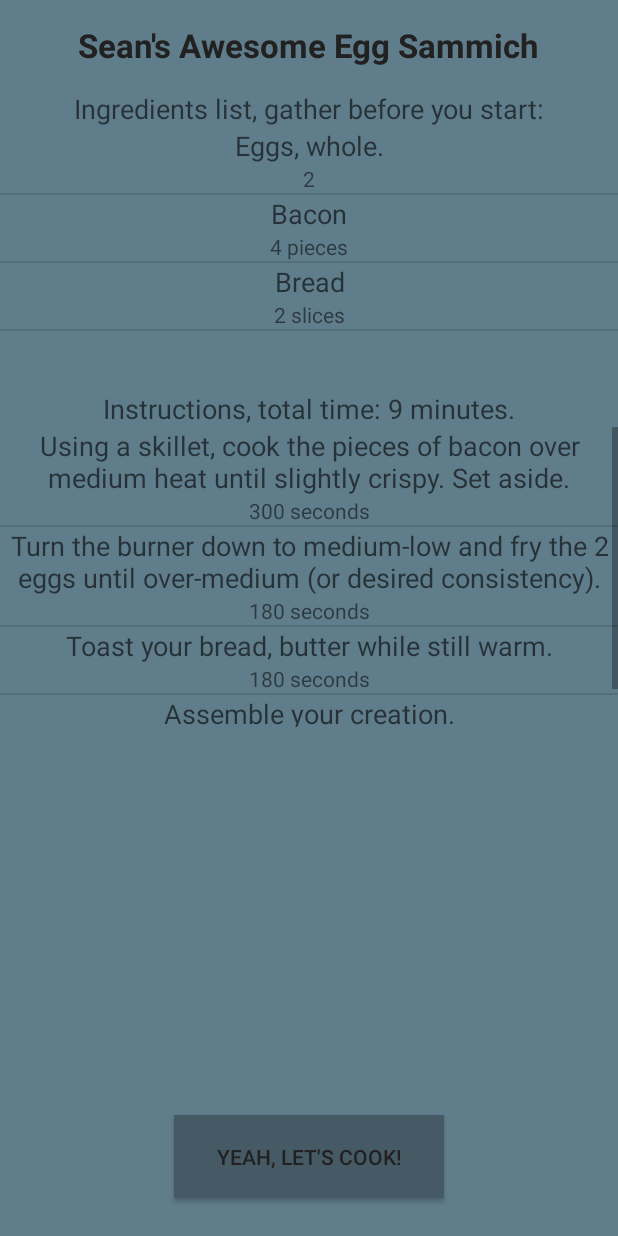
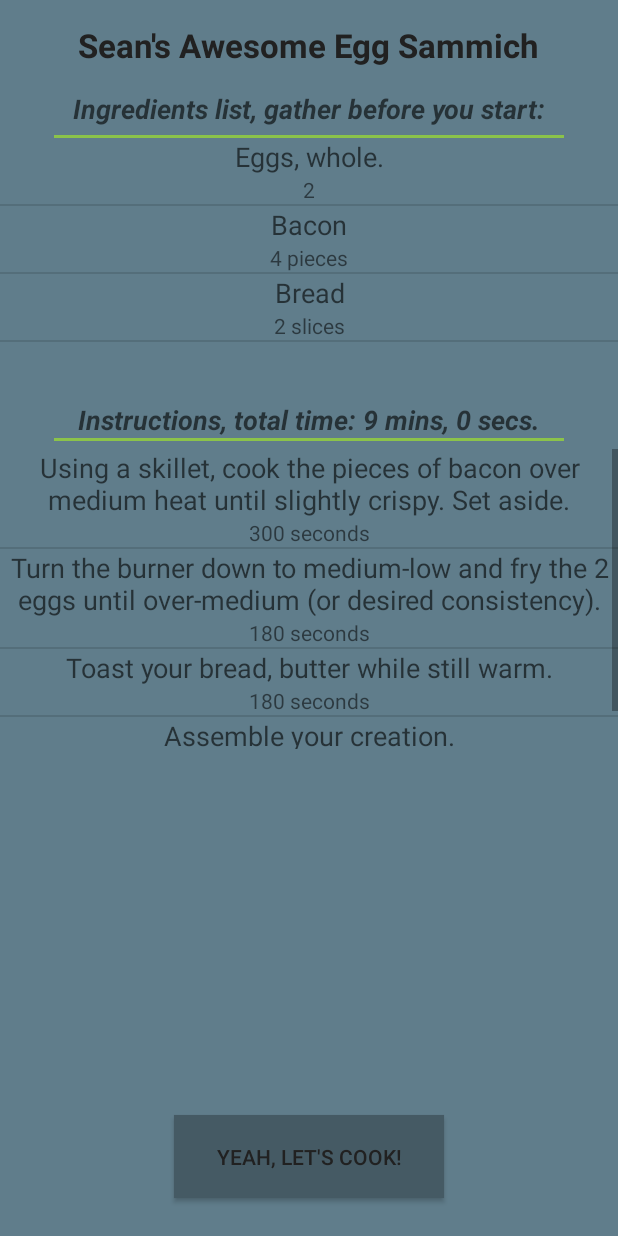
Before and after one commit to johnnyRose/insta-chef-app, an Android app: the RecipeListActivity screen opened directly, with no data from a screen before it, after a tap on "Sean's Awesome Egg Sammich", on a phone screen of 412 x 824 dp. Run offline under Robolectric (Android 15) with nearby library versions, the phone set to English and light mode, and no system bars.

Commit message:
Display, layout and style changes.

```diff
--- a/app/src/main/java/com/example/sean/instantchef/RunRecipeActivity.java
+++ b/app/src/main/java/com/example/sean/instantchef/RunRecipeActivity.java
@@ -37,10 +37,12 @@ public class RunRecipeActivity extends Activity {
         long id = extras.getLong("sean_and_john.run_recipe.info");
         RunRecipeActivity.recipe = MainActivity.recipes.get((int)id);
         secondsRemaining = RunRecipeActivity.recipe.totalRunTimeSeconds;
+        long minutes = secondsRemaining / 60;
+        long seconds = (secondsRemaining - (minutes * 60));
 
         ((TextView)findViewById(R.id.runRecipeTitleView)).setText(RunRecipeActivity.recipe.name);
         ((TextView)findViewById(R.id.recipeTotalTimeView)).setText("Instructions, total time: "
-                + Integer.toString(RunRecipeActivity.recipe.totalRunTimeSeconds / 60) + " minutes.");
+                + minutes + " mins, " + seconds + " secs.");
 
         //set up the adapters
         ingredientAdapter = new IngredientAdapter(this);
@@ -69,8 +71,11 @@ public class RunRecipeActivity extends Activity {
             countDown = new CountDownTimer(secondsRemaining * 1000, 1000) {
 
                 public void onTick(long millisUntilFinished) {
+                    long minutes = millisUntilFinished / 1000 / 60;
+                    long seconds = (millisUntilFinished - (minutes * 1000 * 60)) / 1000;
                     secondsRemaining -= 1;
-                    ((TextView)findViewById(R.id.countdownTimerView)).setText("seconds remaining: " + millisUntilFinished / 1000);
+                    ((TextView)findViewById(R.id.countdownTimerView)).setText("Time until delicious completion: "
+                            + minutes + " mins, " + seconds + " sec.");
                 }
 
                 public void onFinish() {
--- a/app/src/main/res/layout/activity_import_export.xml
+++ b/app/src/main/res/layout/activity_import_export.xml
@@ -6,10 +6,10 @@
     <LinearLayout
         android:orientation="horizontal"
         android:layout_width="340dp"
-        android:layout_height="12dp"
+        android:layout_height="3dp"
         android:layout_centerVertical="true"
         android:layout_centerHorizontal="true"
-        android:background="#ffb6b6b6"
+        android:background="#8BC34A"
         android:id="@+id/linearLayout"></LinearLayout>
 
     <RelativeLayout
--- a/app/src/main/res/layout/activity_run_recipe.xml
+++ b/app/src/main/res/layout/activity_run_recipe.xml
@@ -30,7 +30,8 @@
 
         <RelativeLayout
             android:layout_width="fill_parent"
-            android:layout_height="fill_parent">
+            android:layout_height="fill_parent"
+            android:layout_marginBottom="5dp">
 
             <TextView
                 android:layout_width="wrap_content"
@@ -39,7 +40,22 @@
                 android:text="Ingredients list, gather before you start:"
                 android:id="@+id/textView11"
                 android:layout_alignParentTop="true"
-                android:layout_centerHorizontal="true" />
+                android:layout_centerHorizontal="true"
+                android:textStyle="bold|italic" />
+        </RelativeLayout>
+
+        <RelativeLayout
+            android:layout_width="fill_parent"
+            android:layout_height="fill_parent">
+
+            <LinearLayout
+                android:orientation="horizontal"
+                android:layout_width="340dp"
+                android:layout_height="2dp"
+                android:layout_centerVertical="true"
+                android:layout_centerHorizontal="true"
+                android:background="#8BC34A"
+                android:id="@+id/linearLayout3" />
         </RelativeLayout>
 
         <ListView
@@ -60,10 +76,24 @@
                 android:text="Instructions, total time: xx minutes."
                 android:id="@+id/recipeTotalTimeView"
                 android:layout_alignParentTop="true"
-                android:layout_centerHorizontal="true" />
+                android:layout_centerHorizontal="true"
+                android:textStyle="bold|italic" />
         </RelativeLayout>
 
+        <RelativeLayout
+            android:layout_width="fill_parent"
+            android:layout_height="fill_parent"
+            android:layout_marginBottom="5dp">
 
+            <LinearLayout
+                android:orientation="horizontal"
+                android:layout_width="340dp"
+                android:layout_height="2dp"
+                android:layout_centerVertical="true"
+                android:layout_centerHorizontal="true"
+                android:background="#8BC34A"
+                android:id="@+id/linearLayout4" />
+        </RelativeLayout>
 
         <ListView
             android:layout_width="wrap_content"
@@ -80,12 +110,42 @@
         android:id="@+id/stepDisplay"
         android:visibility="gone">
 
-        <TextView
+        <RelativeLayout
+            android:layout_width="fill_parent"
+            android:layout_height="wrap_content">
+
+            <TextView
+                android:layout_width="wrap_content"
+                android:layout_height="wrap_content"
+                android:textAppearance="?android:attr/textAppearanceSmall"
+                android:text="Small Text"
+                android:id="@+id/countdownTimerView"
+                android:layout_alignParentTop="true"
+                android:layout_centerHorizontal="true"/>
+
+        </RelativeLayout>
+
+        <RelativeLayout
+            android:layout_width="fill_parent"
+            android:layout_height="wrap_content"
+            android:layout_marginBottom="5dp" >
+
+            <LinearLayout
+                android:orientation="horizontal"
+                android:layout_width="340dp"
+                android:layout_height="2dp"
+                android:layout_centerVertical="true"
+                android:layout_centerHorizontal="true"
+                android:background="#8BC34A"
+                android:id="@+id/linearLayout5"
+                android:layout_marginBottom="5dp" />
+        </RelativeLayout>
+
+        <ListView
             android:layout_width="wrap_content"
             android:layout_height="wrap_content"
-            android:textAppearance="?android:attr/textAppearanceSmall"
-            android:text="Small Text"
-            android:id="@+id/countdownTimerView" />
+            android:id="@+id/listView" />
+
     </LinearLayout>
 
     <Button
```
Also changed, not shown: app/src/main/res/layout/activity_recipe_list.xml (+18 -1 lines), app/src/main/res/layout/recipe_adapter_view.xml (+7 -3 lines), 2 other files.
